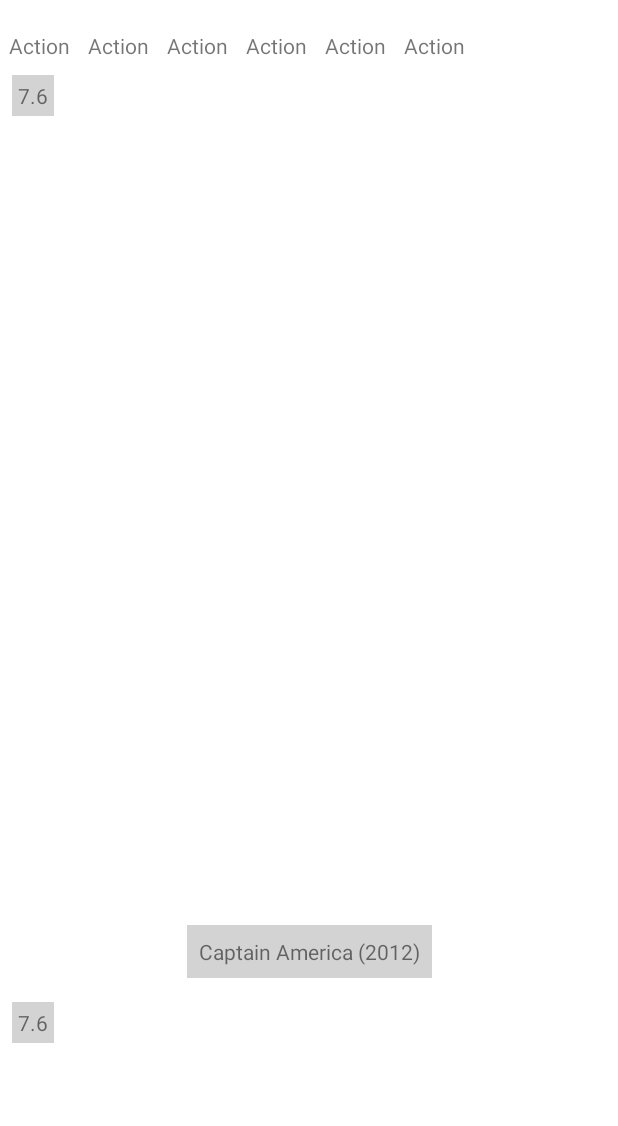
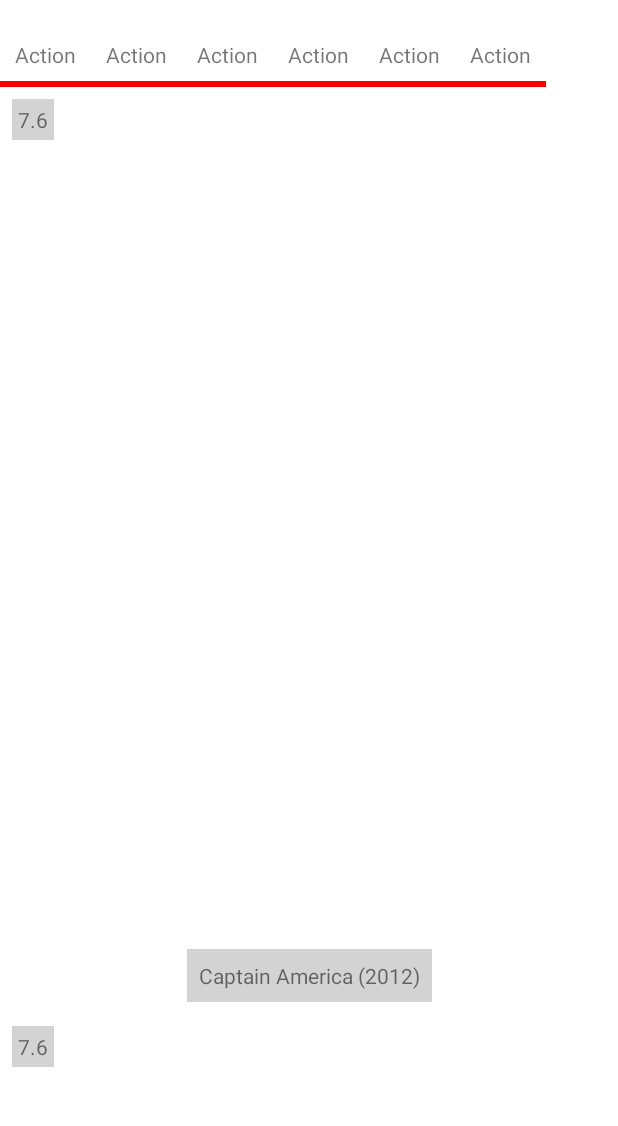
Before and after one commit to damaisubimawanto/InsuraMediaSolusiAssessmentTest, an Android app: the layout activity_main.xml on its own in the app's theme, with its tools: preview values and no code run, on a phone screen of 412 x 824 dp, the part 56-1182 px from its top. Run offline under Robolectric (Android 15) with nearby library versions, the phone set to English and light mode, and no system bars.

Commit message:
Added change movie genre mechanism in MainActivity.kt page.

```diff
--- a/app/src/main/java/com/damai/accordinnovations/ui/main/adapters/GenreAdapter.kt
+++ b/app/src/main/java/com/damai/accordinnovations/ui/main/adapters/GenreAdapter.kt
@@ -38,7 +38,10 @@ class GenreAdapter(
 
         override fun bind(data: MovieGenreModel) {
             with(binding) {
-                tvGenreName.text = data.name
+                model = data
+                if (hasPendingBindings()) {
+                    executePendingBindings()
+                }
 
                 tvGenreName.setCustomOnClickListener {
                     clickCallback.invoke(data)
--- a/app/src/main/res/layout/recycler_item_genre.xml
+++ b/app/src/main/res/layout/recycler_item_genre.xml
@@ -3,21 +3,44 @@
     xmlns:tools="http://schemas.android.com/tools"
     xmlns:app="http://schemas.android.com/apk/res-auto">
 
+    <data>
+
+        <import type="android.view.View" />
+
+        <variable
+            name="model"
+            type="com.damai.domain.models.MovieGenreModel" />
+
+    </data>
+
     <androidx.constraintlayout.widget.ConstraintLayout
         android:layout_width="wrap_content"
-        android:layout_height="wrap_content"
-        android:paddingHorizontal="@dimen/dimen_6"
-        android:paddingVertical="@dimen/dimen_2">
+        android:layout_height="wrap_content">
 
         <androidx.appcompat.widget.AppCompatTextView
             android:id="@+id/tvGenreName"
             android:layout_width="wrap_content"
             android:layout_height="wrap_content"
+            android:paddingHorizontal="@dimen/dimen_10"
+            android:paddingBottom="@dimen/dimen_12"
+            android:paddingTop="@dimen/dimen_8"
+            android:text="@{model.name}"
             app:layout_constraintEnd_toEndOf="parent"
             app:layout_constraintStart_toStartOf="parent"
             app:layout_constraintTop_toTopOf="parent"
             tools:text="Action" />
 
+        <View
+            android:id="@+id/viewSelectedIndicator"
+            android:layout_width="0dp"
+            android:layout_height="@dimen/dimen_4"
+            android:background="@color/red"
+            android:visibility="@{model.selected ? View.VISIBLE : View.GONE}"
+            app:layout_constraintBottom_toBottomOf="parent"
+            app:layout_constraintEnd_toEndOf="parent"
+            app:layout_constraintStart_toStartOf="parent"
+            tools:visibility="visible" />
+
     </androidx.constraintlayout.widget.ConstraintLayout>
 
 </layout>
--- a/data/src/main/java/com/damai/data/mappers/MovieGenreResponseToMovieGenreModelMapper.kt
+++ b/data/src/main/java/com/damai/data/mappers/MovieGenreResponseToMovieGenreModelMapper.kt
@@ -13,7 +13,8 @@ class MovieGenreResponseToMovieGenreModelMapper : BaseMapper<MovieGenreResponse,
     override fun map(value: MovieGenreResponse): MovieGenreModel {
         return MovieGenreModel(
             id = value.id.orZero(),
-            name = value.name.orEmpty()
+            name = value.name.orEmpty(),
+            isSelected = false
         )
     }
 }
--- a/domain/src/main/java/com/damai/domain/models/MovieGenreListModel.kt
+++ b/domain/src/main/java/com/damai/domain/models/MovieGenreListModel.kt
@@ -11,5 +11,6 @@ data class MovieGenreListModel(
 
 data class MovieGenreModel(
     val id: Int,
-    val name: String
+    val name: String,
+    var isSelected: Boolean
 )
```
Also changed, not shown: app/src/main/java/com/damai/accordinnovations/ui/main/MainActivity.kt (+8 -2 lines), app/src/main/java/com/damai/accordinnovations/ui/main/MainViewModel.kt (+28 -2 lines).
